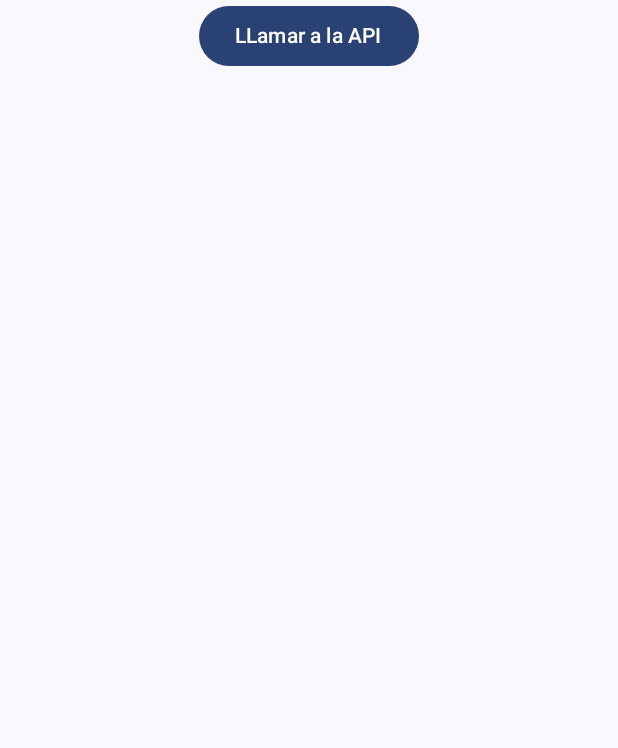
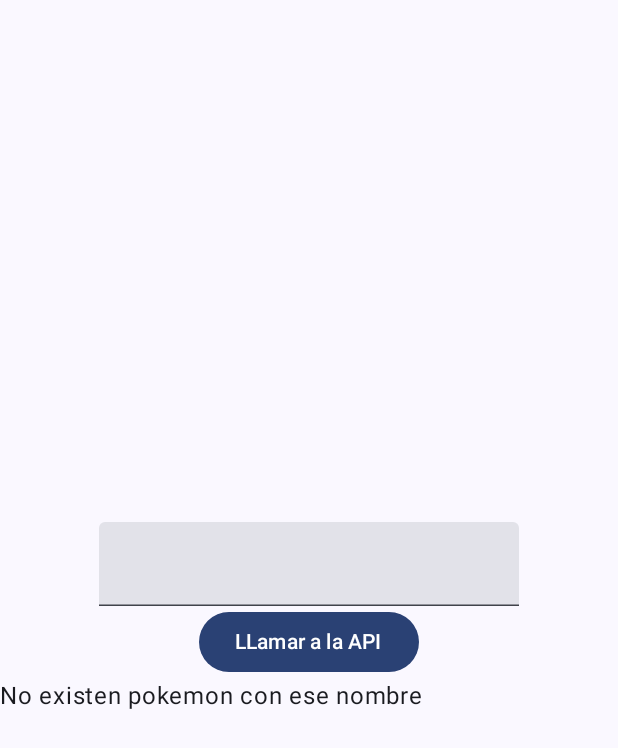
Before and after one commit to RamiroCS-hub/SugarCoach-Ejercicios, an Android app built with Jetpack Compose: the screen it shows after launch (MainActivity), on a phone screen of 412 x 824 dp. Shown: the top 748 px of the screen. Run offline under Robolectric (Android 15) with nearby library versions, the phone set to English and light mode, and no system bars; pictures from the network do not load.

Commit message:
Llamada dinámica funcionando con interfaz

```diff
--- a/PokemonHoroscope/app/build.gradle.kts
+++ b/PokemonHoroscope/app/build.gradle.kts
@@ -53,6 +53,8 @@ dependencies {
     // API CALL AND JSON CONVERTER
     implementation ("com.squareup.retrofit2:retrofit:2.9.0")
     implementation ("com.squareup.retrofit2:converter-moshi:2.9.0")
+    //COIL - EXTENSION DE JETPACK COMPOSE
+    implementation("io.coil-kt:coil-compose:2.4.0")
 
     implementation("androidx.core:core-ktx:1.9.0")
     implementation("androidx.lifecycle:lifecycle-runtime-ktx:2.6.1")
--- a/PokemonHoroscope/app/src/main/java/com/example/pokemonhoroscope/main/MainScreen.kt
+++ b/PokemonHoroscope/app/src/main/java/com/example/pokemonhoroscope/main/MainScreen.kt
@@ -1,50 +1,80 @@
 package com.example.pokemonhoroscope.main
 
+import androidx.compose.foundation.Image
 import androidx.compose.foundation.layout.Arrangement
 import androidx.compose.foundation.layout.Box
 import androidx.compose.foundation.layout.Column
 import androidx.compose.foundation.layout.fillMaxSize
 import androidx.compose.foundation.layout.fillMaxWidth
+import androidx.compose.foundation.layout.height
 import androidx.compose.foundation.lazy.LazyColumn
 import androidx.compose.foundation.lazy.items
 import androidx.compose.material3.Button
 import androidx.compose.material3.CircularProgressIndicator
+import androidx.compose.material3.ExperimentalMaterial3Api
 import androidx.compose.material3.Text
+import androidx.compose.material3.TextField
 import androidx.compose.runtime.Composable
+import androidx.compose.runtime.getValue
+import androidx.compose.runtime.mutableStateOf
+import androidx.compose.runtime.remember
+import androidx.compose.runtime.setValue
 import androidx.compose.ui.Alignment
 import androidx.compose.ui.Modifier
+import androidx.compose.ui.res.painterResource
+import androidx.compose.ui.text.font.Font
+import androidx.compose.ui.tooling.preview.Preview
+import androidx.compose.ui.tooling.preview.PreviewParameter
+import androidx.compose.ui.unit.dp
+import coil.compose.AsyncImage
+import com.example.pokemonhoroscope.R
+import java.util.Locale
 
+@OptIn(ExperimentalMaterial3Api::class)
 @Composable
-fun MainScreen( viewModel: PokemonViewModel){
+fun MainScreen(viewModel: PokemonViewModel) {
     val state = viewModel.state
+    var name by remember { mutableStateOf("") }
 
-    Column(modifier = Modifier.fillMaxSize(),
-        verticalArrangement = Arrangement.Top,
+    Column(
+        modifier = Modifier.fillMaxSize(),
+        verticalArrangement = Arrangement.Center,
         horizontalAlignment = Alignment.CenterHorizontally
     ) {
-        Button(onClick = { viewModel.CallApi("pikachu") }) { Text(text = "LLamar a la API") }
 
-        if(state.isLoading){
+        TextField(value = name,
+            onValueChange = { name = it })
+        Button(onClick = { viewModel.CallApi(name.lowercase(Locale.getDefault())) }) { Text(text = "LLamar a la API") }
+
+        if (state.isLoading) {
             println("Esta cargando")
-            Box(modifier = Modifier.fillMaxSize(), contentAlignment = Alignment.Center){
+            Box(modifier = Modifier.fillMaxSize(), contentAlignment = Alignment.Center) {
                 CircularProgressIndicator()
             }
         }
 
-        if(state.pokemon.isNotEmpty()){
+        if (state.pokemon?.name != "" && state.pokemon != null) {
             println("Cargo")
-            LazyColumn(modifier = Modifier.fillMaxWidth()) {
+            Column(
+                modifier = Modifier
+                    .fillMaxSize()
+            ) {
                 println(state.pokemon)
-                items(state.pokemon) {
-                    Text(text = it.name)
-                    Text(text = it.imageUrl)
-                }
+                Text(
+                    text = state.pokemon!!.name,
+                    modifier = Modifier.fillMaxWidth()
+                )
+                AsyncImage(
+                    model = state.pokemon!!.imageUrl,
+                    contentDescription = "Imagen de ${state.pokemon!!.name}",
+                    modifier = Modifier
+                        .fillMaxWidth()
+                        .height(250.dp)
+                )
             }
-        }else{
-            LazyColumn(modifier = Modifier.fillMaxWidth()) {
-                items(state.pokemon) {
-                    Text(text = "No existen pokemon con ese nombre")
-                }
+        } else {
+            Column(modifier = Modifier.fillMaxWidth()) {
+                Text(text = "No existen pokemon con ese nombre")
             }
         }
     }
--- a/PokemonHoroscope/app/src/main/java/com/example/pokemonhoroscope/main/MainState.kt
+++ b/PokemonHoroscope/app/src/main/java/com/example/pokemonhoroscope/main/MainState.kt
@@ -1,9 +1,8 @@
 package com.example.pokemonhoroscope.main
 
-import com.example.pokemonhoroscope.main.pokemonManage.PokemonResponse
 import com.example.pokemonhoroscope.main.pokemonManage.RestrictedPokemon
 
-data class MainState (
+data class MainState(
     var isLoading: Boolean = false,
-    var pokemon: List<RestrictedPokemon> = emptyList()
+    var pokemon: RestrictedPokemon? = null
 )
--- a/PokemonHoroscope/app/src/main/java/com/example/pokemonhoroscope/main/PokemonViewModel.kt
+++ b/PokemonHoroscope/app/src/main/java/com/example/pokemonhoroscope/main/PokemonViewModel.kt
@@ -21,10 +21,12 @@ class PokemonViewModel(
         private set
 
     fun CallApi(pokemonName: String){
+        Log.i("PokemonName:", pokemonName)
         viewModelScope.launch {
             state = state.copy(isLoading = true)
             repository.getPokemon(pokemonName).onSuccess {
                 Log.i("OnSucces:", "${it.name}, ${it.imageUrl}")
+                state = state.copy(pokemon = it)
             }.onFailure {
                 Log.i("OnFailure:", it.toString())
             }
--- a/PokemonHoroscope/app/src/main/java/com/example/pokemonhoroscope/main/pokemonManage/RestrictedPokemon.kt
+++ b/PokemonHoroscope/app/src/main/java/com/example/pokemonhoroscope/main/pokemonManage/RestrictedPokemon.kt
@@ -1,6 +1,6 @@
 package com.example.pokemonhoroscope.main.pokemonManage
 
 data class RestrictedPokemon (
-    val name: String,
+    var name: String,
     val imageUrl: String
 )
```
Also changed, not shown: PokemonHoroscope/app/src/main/java/com/example/pokemonhoroscope/MainActivity.kt (line endings or trailing spaces), PokemonHoroscope/app/src/main/res/drawable/pikachu.png (added).
